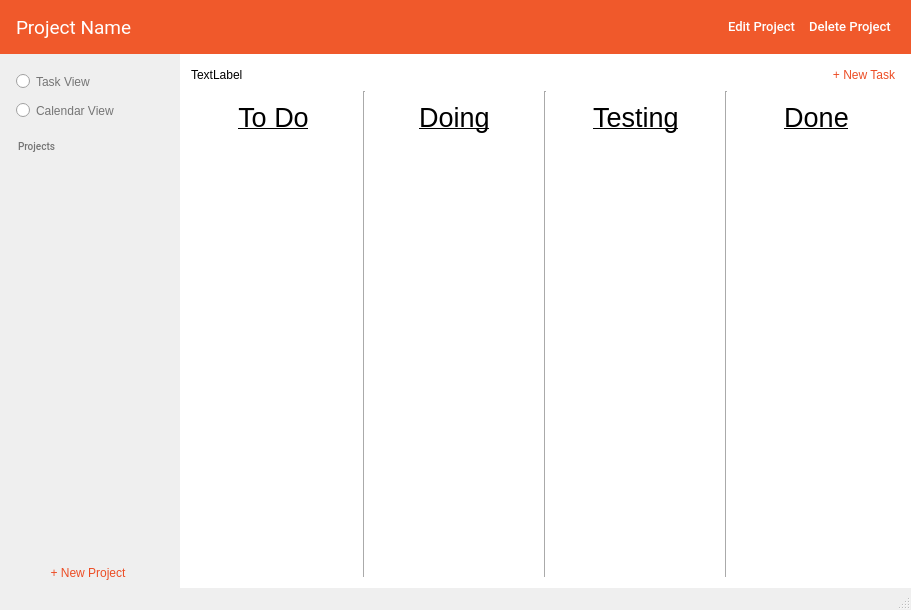
Above: MonkeyManager/mainwindow.ui from MendozaProject/monkey-manager before the change. Below: the same form after it.
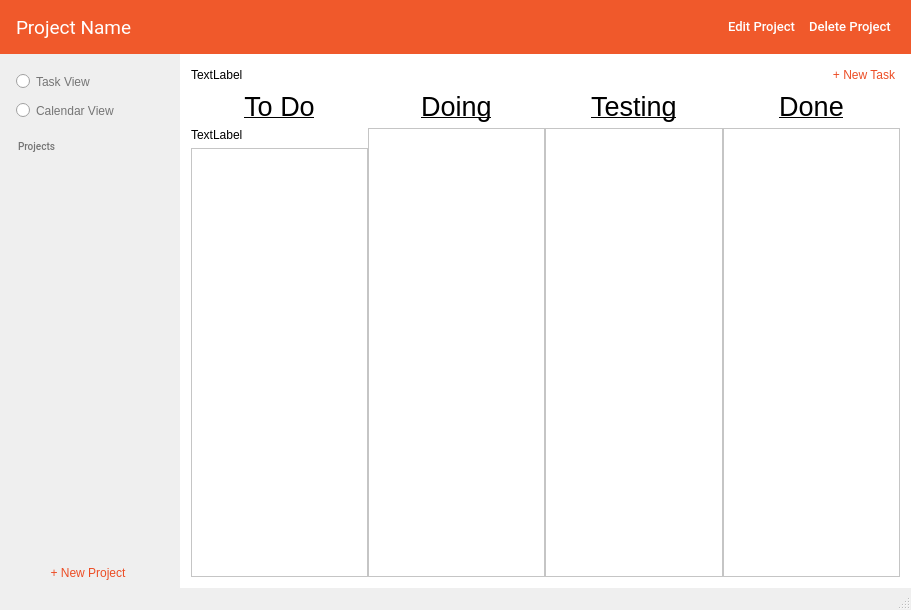
That is the form after the change.

Commit message: updated kanban layout. added kanban class.

Diff of the .ui file:
```diff
--- a/MonkeyManager/mainwindow.ui
+++ b/MonkeyManager/mainwindow.ui
@@ -1224,7 +1224,10 @@
       <widget class="QWidget" name="stackedWidgetPage1">
        <layout class="QGridLayout" name="gridLayout">
         <item row="1" column="0" colspan="3">
-         <layout class="QHBoxLayout" name="horizontalLayout_8">
+         <layout class="QHBoxLayout" name="KanbanBoard">
+          <property name="spacing">
+           <number>0</number>
+          </property>
           <item>
            <widget class="QWidget" name="Column1_5" native="true">
             <property name="sizePolicy">
@@ -1234,10 +1237,22 @@
              </sizepolicy>
             </property>
             <layout class="QVBoxLayout" name="verticalLayout_3">
+             <property name="leftMargin">
+              <number>0</number>
+             </property>
+             <property name="topMargin">
+              <number>0</number>
+             </property>
+             <property name="rightMargin">
+              <number>0</number>
+             </property>
+             <property name="bottomMargin">
+              <number>0</number>
+             </property>
              <item alignment="Qt::AlignHCenter|Qt::AlignTop">
               <widget class="QLabel" name="label_19">
                <property name="sizePolicy">
-                <sizepolicy hsizetype="Preferred" vsizetype="Preferred">
+                <sizepolicy hsizetype="Fixed" vsizetype="Fixed">
                  <horstretch>0</horstretch>
                  <verstretch>0</verstretch>
                 </sizepolicy>
@@ -1256,21 +1271,28 @@
                </property>
               </widget>
              </item>
+             <item>
+              <widget class="QLabel" name="label_2">
+               <property name="text">
+                <string>TextLabel</string>
+               </property>
+              </widget>
+             </item>
+             <item>
+              <widget class="QListWidget" name="listWidget">
+               <property name="horizontalScrollBarPolicy">
+                <enum>Qt::ScrollBarAlwaysOff</enum>
+               </property>
+               <property name="showDropIndicator" stdset="0">
+                <bool>false</bool>
+               </property>
+              </widget>
+             </item>
             </layout>
            </widget>
           </item>
           <item>
-           <widget class="Line" name="line_13">
-            <property name="autoFillBackground">
-             <bool>false</bool>
-            </property>
-            <property name="orientation">
-             <enum>Qt::Vertical</enum>
-            </property>
-           </widget>
-          </item>
-          <item>
-           <widget class="QWidget" name="Column2_5" native="true">
+           <widget class="QWidget" name="Doing_Column" native="true">
             <property name="sizePolicy">
              <sizepolicy hsizetype="Preferred" vsizetype="Preferred">
               <horstretch>0</horstretch>
@@ -1278,6 +1300,18 @@
              </sizepolicy>
             </property>
             <layout class="QVBoxLayout" name="verticalLayout_4">
+             <property name="leftMargin">
+              <number>0</number>
+             </property>
+             <property name="topMargin">
+              <number>0</number>
+             </property>
+             <property name="rightMargin">
+              <number>0</number>
+             </property>
+             <property name="bottomMargin">
+              <number>0</number>
+             </property>
              <item alignment="Qt::AlignHCenter|Qt::AlignTop">
               <widget class="QLabel" name="label_20">
                <property name="sizePolicy">
@@ -1298,23 +1332,23 @@
                <property name="alignment">
                 <set>Qt::AlignHCenter|Qt::AlignTop</set>
                </property>
+               <property name="wordWrap">
+                <bool>false</bool>
+               </property>
+              </widget>
+             </item>
+             <item>
+              <widget class="QListWidget" name="listWidget_2">
+               <property name="horizontalScrollBarPolicy">
+                <enum>Qt::ScrollBarAlwaysOff</enum>
+               </property>
               </widget>
              </item>
             </layout>
            </widget>
           </item>
           <item>
-           <widget class="Line" name="line_14">
-            <property name="autoFillBackground">
-             <bool>false</bool>
-            </property>
-            <property name="orientation">
-             <enum>Qt::Vertical</enum>
-            </property>
-           </widget>
-          </item>
-          <item>
-           <widget class="QWidget" name="Column3_5" native="true">
+           <widget class="QWidget" name="Testing_Column" native="true">
             <property name="sizePolicy">
              <sizepolicy hsizetype="Preferred" vsizetype="Preferred">
               <horstretch>0</horstretch>
@@ -1322,6 +1356,18 @@
              </sizepolicy>
             </property>
             <layout class="QVBoxLayout" name="verticalLayout_5">
+             <property name="leftMargin">
+              <number>0</number>
+             </property>
+             <property name="topMargin">
+              <number>0</number>
+             </property>
+             <property name="rightMargin">
+              <number>0</number>
+             </property>
+             <property name="bottomMargin">
+              <number>0</number>
+             </property>
              <item alignment="Qt::AlignHCenter|Qt::AlignTop">
               <widget class="QLabel" name="label_21">
                <property name="sizePolicy">
@@ -1344,18 +1390,21 @@
                </property>
               </widget>
              </item>
+             <item>
+              <widget class="QListWidget" name="listWidget_3">
+               <property name="horizontalScrollBarPolicy">
+                <enum>Qt::ScrollBarAlwaysOff</enum>
+               </property>
+              </widget>
+             </item>
             </layout>
            </widget>
           </item>
           <item>
-           <widget class="Line" name="line_15">
-            <property name="orientation">
-             <enum>Qt::Vertical</enum>
+           <widget class="QWidget" name="Done_Column" native="true">
+            <property name="enabled">
+             <bool>true</bool>
             </property>
-           </widget>
-          </item>
-          <item>
-           <widget class="QWidget" name="Column4_5" native="true">
             <property name="sizePolicy">
              <sizepolicy hsizetype="Preferred" vsizetype="Preferred">
               <horstretch>0</horstretch>
@@ -1368,6 +1417,18 @@
              </font>
             </property>
             <layout class="QVBoxLayout" name="verticalLayout_6">
+             <property name="leftMargin">
+              <number>0</number>
+             </property>
+             <property name="topMargin">
+              <number>0</number>
+             </property>
+             <property name="rightMargin">
+              <number>0</number>
+             </property>
+             <property name="bottomMargin">
+              <number>0</number>
+             </property>
              <item alignment="Qt::AlignHCenter|Qt::AlignTop">
               <widget class="QLabel" name="label_22">
                <property name="sizePolicy">
@@ -1393,6 +1454,13 @@
                </property>
               </widget>
              </item>
+             <item>
+              <widget class="QListWidget" name="listWidget_4">
+               <property name="horizontalScrollBarPolicy">
+                <enum>Qt::ScrollBarAlwaysOff</enum>
+               </property>
+              </widget>
+             </item>
             </layout>
            </widget>
           </item>
```
Left out of the diff: 36 changed lines with no effect on the pictures. The commit also changes 3 other files.
